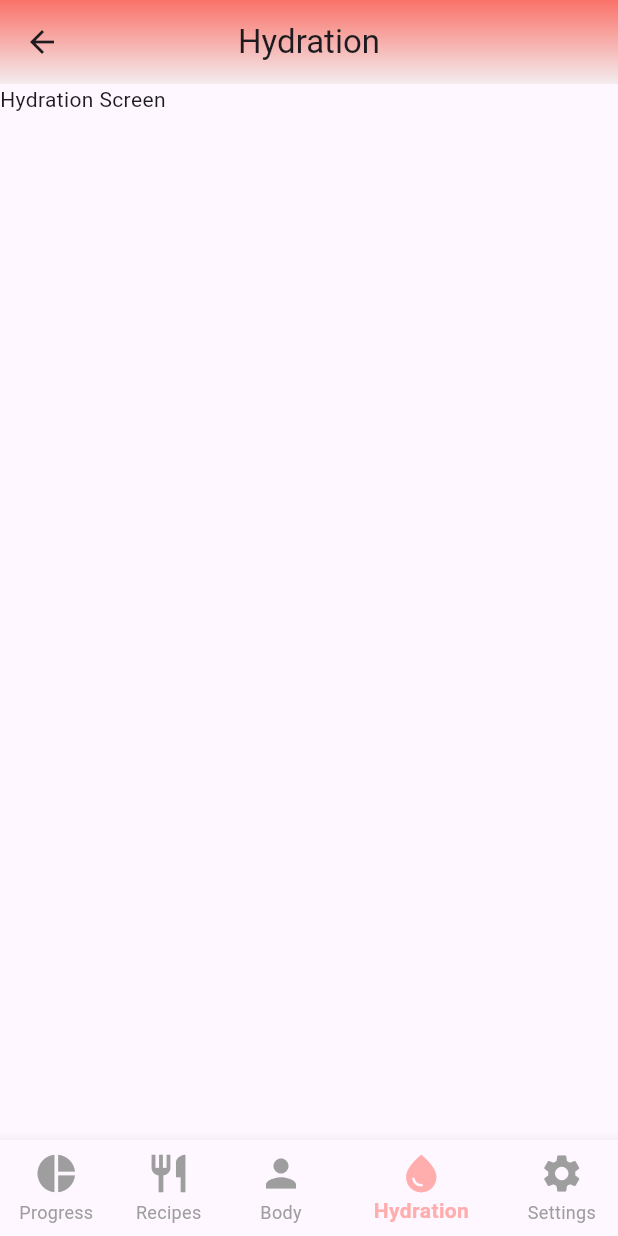
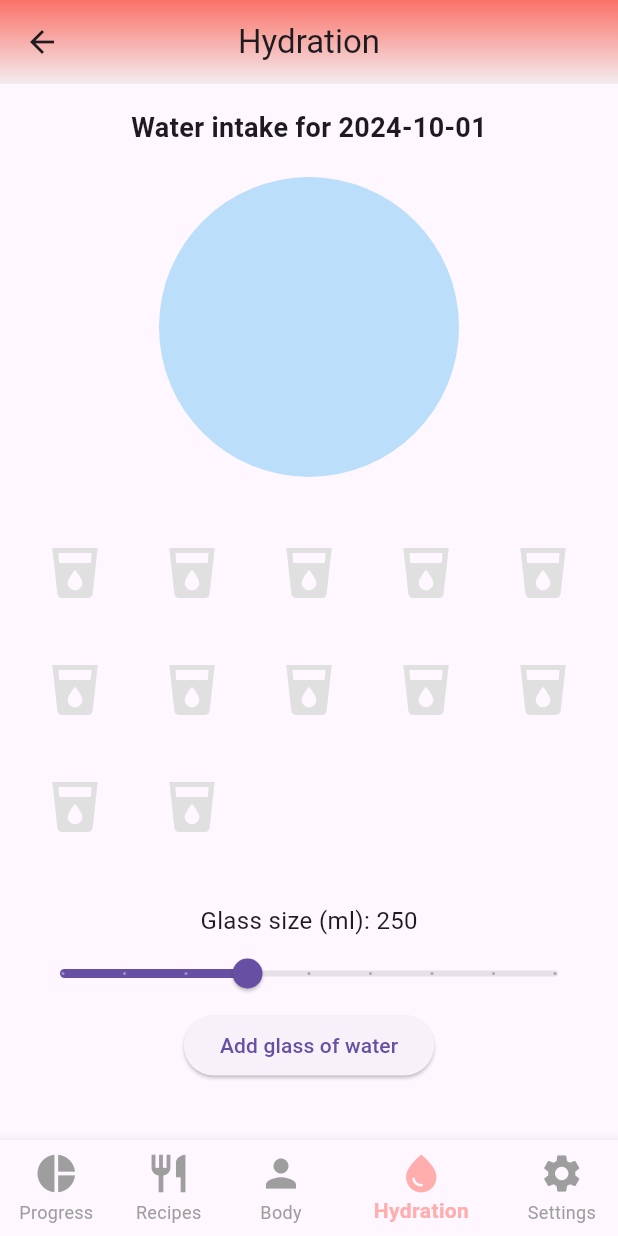
Before and after one commit to lsolaez/Project1_Mobile, a Flutter app: the DietScreen screen opened directly with empty values, item 4 of the bottom bar chosen, on a phone screen of 412 x 824 dp. Run offline on Flutter 3.47's test engine with Material 3 defaults, Android fonts, the phone set to English and light mode, and no system bars; our stand-ins replace get, sqflite; accounts and stored records are empty.

Commit message:
Add water intake tracking feature with daily glass size persistence
- Implemented water intake tracking, allowing users to log water consumption per day.
- Added visual water progress indicator with a custom number of glasses based on selected glass size.
- Included glass size persistence, saving the user's selected glass size for each day.
- Updated `DBHelper` to handle glass size and water intake for specific dates.
- Hydration data and glass size are now stored and loaded correctly for each selected date.

```diff
--- /dev/null
+++ b/lib/Controllers/hydration_controller.dart
@@ -0,0 +1,36 @@
+import 'package:get/get.dart';
+import 'package:project1/Helpers/db_helper.dart';
+
+class HydrationController extends GetxController {
+  RxDouble totalWater = 0.0.obs; // Total de agua bebida
+  final double dailyGoal = 3000.0; // Meta diaria de agua
+
+  RxDouble glassSize = 250.0.obs; // Tamaño del vaso para cada día
+
+  // Método para añadir agua para un día específico
+  void addWater(double glassSize, DateTime selectedDate) {
+    totalWater.value += glassSize;
+
+    // Guardar la información de agua y el tamaño del vaso para la fecha seleccionada
+    DBHelper.updateWaterForDate(selectedDate, totalWater.value);
+    DBHelper.saveGlassSizeForDate(selectedDate, glassSize);
+  }
+
+  // Cargar la cantidad de agua y tamaño de vaso para la fecha seleccionada
+  Future<void> loadWaterForDate(DateTime selectedDate) async {
+    var data = await DBHelper.getWaterForDate(selectedDate);
+    var glassData = await DBHelper.getGlassSizeForDate(selectedDate);
+
+    if (data != null) {
+      totalWater.value = data['water'];
+    } else {
+      totalWater.value = 0.0;
+    }
+
+    if (glassData != null) {
+      glassSize.value = glassData['glassSize'];
+    } else {
+      glassSize.value = 250.0; // Tamaño de vaso predeterminado
+    }
+  }
+}
--- a/lib/Helpers/db_helper.dart
+++ b/lib/Helpers/db_helper.dart
@@ -26,8 +26,42 @@ class DBHelper {
             carbs REAL
           )
         ''');
+
+        // Crear la tabla para la ingesta de agua
+        await db.execute('''
+          CREATE TABLE IF NOT EXISTS water (
+            date TEXT PRIMARY KEY,
+            water REAL
+          )
+        ''');
+
+        // Crear la tabla para el tamaño del vaso
+        await db.execute('''
+          CREATE TABLE IF NOT EXISTS glassSize (
+            date TEXT PRIMARY KEY,
+            glassSize REAL
+          )
+        ''');
       },
-      version: 1,
+      version: 3, // Cambiar versión a 3 para asegurarse de que se cree la tabla "glassSize"
+      onUpgrade: (db, oldVersion, newVersion) async {
+        if (oldVersion < 2) {
+          await db.execute('''
+            CREATE TABLE IF NOT EXISTS water (
+              date TEXT PRIMARY KEY,
+              water REAL
+            )
+          ''');
+        }
+        if (oldVersion < 3) {
+          await db.execute('''
+            CREATE TABLE IF NOT EXISTS glassSize (
+              date TEXT PRIMARY KEY,
+              glassSize REAL
+            )
+          ''');
+        }
+      },
     );
   }
 
@@ -36,7 +70,8 @@ class DBHelper {
   }
 
   // Método para guardar o actualizar las metas para una fecha específica
-  static Future<void> saveGoalsForDate(DateTime date, double calories, double proteins, double carbs) async {
+  static Future<void> saveGoalsForDate(
+      DateTime date, double calories, double proteins, double carbs) async {
     final db = await database;
     String formattedDate = formatDate(date);
 
@@ -71,7 +106,8 @@ class DBHelper {
   }
 
   // Método para guardar o actualizar el progreso de una fecha específica
-  static Future<void> updateProgressForDate(DateTime date, double calories, double proteins, double carbs) async {
+  static Future<void> updateProgressForDate(
+      DateTime date, double calories, double proteins, double carbs) async {
     final db = await database;
     String formattedDate = formatDate(date);
 
@@ -105,6 +141,73 @@ class DBHelper {
     }
   }
 
+  // Método para guardar o actualizar la ingesta de agua para una fecha específica
+  static Future<void> updateWaterForDate(
+      DateTime date, double waterAmount) async {
+    final db = await database;
+    String formattedDate = formatDate(date);
+
+    await db.insert(
+      'water',
+      {
+        'date': formattedDate,
+        'water': waterAmount,
+      },
+      conflictAlgorithm: ConflictAlgorithm.replace, // Reemplazar si ya existe
+    );
+  }
+
+  // Método para guardar o actualizar el tamaño del vaso para una fecha específica
+  static Future<void> saveGlassSizeForDate(DateTime date, double glassSize) async {
+    final db = await database;
+    String formattedDate = formatDate(date);
+
+    await db.insert(
+      'glassSize',
+      {
+        'date': formattedDate,
+        'glassSize': glassSize,
+      },
+      conflictAlgorithm: ConflictAlgorithm.replace, // Reemplazar si ya existe
+    );
+  }
+
+  // Método para obtener la ingesta de agua para una fecha específica
+  static Future<Map<String, dynamic>?> getWaterForDate(DateTime date) async {
+    final db = await database;
+    String formattedDate = formatDate(date);
+
+    List<Map<String, dynamic>> result = await db.query(
+      'water',
+      where: 'date = ?',
+      whereArgs: [formattedDate],
+    );
+
+    if (result.isNotEmpty) {
+      return result.first;
+    } else {
+      return null;
+    }
+  }
+
+  // Método para obtener el tamaño del vaso para una fecha específica
+  static Future<Map<String, dynamic>?> getGlassSizeForDate(DateTime date) async {
+    final db = await database;
+    String formattedDate = formatDate(date);
+
+    List<Map<String, dynamic>> result = await db.query(
+      'glassSize',
+      where: 'date = ?',
+      whereArgs: [formattedDate],
+    );
+
+    if (result.isNotEmpty) {
+      return result.first;
+    } else {
+      return null;
+    }
+  }
+
   // Método para eliminar la base de datos (si necesitas resetearla)
   static Future<void> deleteDatabase() async {
     String path = join(await getDatabasesPath(), 'progress.db');
--- a/lib/screens/diet_screen.dart
+++ b/lib/screens/diet_screen.dart
@@ -2,6 +2,7 @@ import 'package:flutter/material.dart';
 import 'package:get/get.dart';
 import 'package:intl/intl.dart';
 import 'package:project1/Controllers/dietController.dart';
+import 'package:project1/screens/hydration_screen.dart';
 import 'package:project1/widgets/ConsumptionDialog.dart';
 import 'package:project1/widgets/GoalSettingDialog.dart';
 import 'recipes_.dart';
@@ -33,7 +34,7 @@ class _DietScreenState extends State<DietScreen> {
         buildProgressScreen(),
         RecipesContent(selectedDate: selectedDate), // Pantalla de recetas
         const Text('Human Metrics Screen'), // Pantalla de métricas
-        const Text('Hydration Screen'), // Pantalla de hidratación
+        HydrationScreen(selectedDate: selectedDate,), // Pantalla de hidratación
         const Text('Settings Screen'), // Pantalla de ajustes
       ];
 
--- a/lib/screens/get_started.dart
+++ b/lib/screens/get_started.dart
@@ -60,7 +60,7 @@ class _GetStartedScreenState extends State<GetStartedScreen> {
                     mainAxisSize: MainAxisSize.min,
                     children: [
                       const Text(
-                        'Ingrese su nombre:',
+                        'Insert your name:',
                         style: TextStyle(
                           fontSize: 20,
                           fontWeight: FontWeight.bold,
--- /dev/null
+++ b/lib/screens/hydration_screen.dart
@@ -0,0 +1,169 @@
+import 'package:flutter/material.dart';
+import 'package:get/get.dart';
+import 'package:project1/Controllers/hydration_controller.dart'; // Controlador de hidratación
+import 'package:intl/intl.dart';
+
+class HydrationScreen extends StatefulWidget {
+  final DateTime selectedDate;
+
+  const HydrationScreen({Key? key, required this.selectedDate})
+      : super(key: key);
+
+  @override
+  _HydrationScreenState createState() => _HydrationScreenState();
+}
+
+class _HydrationScreenState extends State<HydrationScreen> {
+  final HydrationController hydrationController =
+      Get.put(HydrationController());
+
+  static const double dailyGoal = 3000.0; // Meta diaria de agua (en ml)
+
+  @override
+  void initState() {
+    super.initState();
+    hydrationController.loadWaterForDate(
+        widget.selectedDate); // Cargar los datos para la fecha seleccionada
+  }
+
+  @override
+  void didUpdateWidget(HydrationScreen oldWidget) {
+    super.didUpdateWidget(oldWidget);
+    if (widget.selectedDate != oldWidget.selectedDate) {
+      // Cargar los datos de agua para la nueva fecha seleccionada
+      hydrationController.loadWaterForDate(widget.selectedDate);
+    }
+  }
+
+  // Método para calcular cuántos vasos mostrar
+  List<Widget> buildWaterGlasses() {
+    int totalGlasses =
+        (dailyGoal / hydrationController.glassSize.value).ceil(); // Número total de vasos
+    int filledGlasses = (hydrationController.totalWater.value /
+            hydrationController.glassSize.value)
+        .floor(); // Número de vasos llenos
+
+    return List.generate(totalGlasses, (index) {
+      return Icon(
+        Icons.local_drink,
+        size: 40,
+        color: index < filledGlasses
+            ? Colors.blue
+            : Colors.grey[300], // Color para vaso lleno o vacío
+      );
+    });
+  }
+
+  @override
+  Widget build(BuildContext context) {
+    return Scaffold(
+      body: SingleChildScrollView(
+        padding: const EdgeInsets.all(16.0),
+        child: Column(
+          mainAxisAlignment: MainAxisAlignment.center,
+          children: [
+            Text(
+              "Water intake for ${DateFormat('yyyy-MM-dd').format(widget.selectedDate)}",
+              style: const TextStyle(fontSize: 18, fontWeight: FontWeight.bold),
+            ),
+            const SizedBox(height: 20),
+            Obx(() {
+              double progress =
+                  hydrationController.totalWater.value / dailyGoal;
+              return buildWaterCircle(
+                  progress.clamp(0.0, 1.0)); // Mostrar progreso en círculo
+            }),
+            const SizedBox(height: 30),
+            // Mostrar los vasos de agua con GridView
+            Obx(() {
+              return GridView.count(
+                crossAxisCount: 5, // Máximo 5 vasos por fila
+                crossAxisSpacing: 10,
+                mainAxisSpacing: 10,
+                shrinkWrap:
+                    true, // Esto permite que el GridView se ajuste a su contenido
+                physics:
+                    const NeverScrollableScrollPhysics(), // Evitar el scroll dentro del grid
+                children: buildWaterGlasses(),
+              );
+            }),
+            const SizedBox(height: 30),
+            Obx(() {
+              return Text(
+                "Glass size (ml): ${hydrationController.glassSize.value.toInt()}",
+                style: const TextStyle(fontSize: 16),
+              );
+            }),
+            Obx(() {
+              return Slider(
+                value: hydrationController.glassSize.value,
+                min: 100,
+                max: 500,
+                divisions: 8,
+                label: hydrationController.glassSize.value.toInt().toString(),
+                onChanged: (value) {
+                  setState(() {
+                    hydrationController.glassSize.value = value;
+                  });
+                },
+              );
+            }),
+            ElevatedButton(
+              onPressed: () {
+                hydrationController.addWater(
+                    hydrationController.glassSize.value, widget.selectedDate);
+              },
+              child: const Text("Add glass of water"),
+            ),
+          ],
+        ),
+      ),
+    );
+  }
+
+  Widget buildWaterCircle(double progress) {
+    return CustomPaint(
+      size: const Size(200, 200), // Tamaño del círculo
+      painter: WaterCirclePainter(
+          progress), // Usar el WaterCirclePainter para el círculo
+    );
+  }
+}
+
+// Pintor para el círculo de agua
+class WaterCirclePainter extends CustomPainter {
+  final double progress;
+
+  WaterCirclePainter(this.progress);
+
+  @override
+  void paint(Canvas canvas, Size size) {
+    Paint waterPaint = Paint()..color = Colors.blueAccent;
+
+    Paint backgroundPaint = Paint()..color = Colors.blue[100]!;
+
+    // Dibujar el fondo del círculo
+    canvas.drawCircle(
+      Offset(size.width / 2, size.height / 2),
+      size.width / 2,
+      backgroundPaint,
+    );
+
+    // Dibujar el progreso del agua dentro del círculo
+    double fillHeight =
+        size.height * (1 - progress); // Altura del relleno según el progreso
+    Rect waterRect = Rect.fromLTRB(0, fillHeight, size.width, size.height);
+    canvas.clipRect(waterRect); // Recortar el área donde se llenará el agua
+
+    canvas.drawCircle(
+      Offset(size.width / 2, size.height / 2),
+      size.width / 2,
+      waterPaint,
+    );
+  }
+
+  @override
+  bool shouldRepaint(covariant CustomPainter oldDelegate) {
+    return true;
+  }
+}
```
